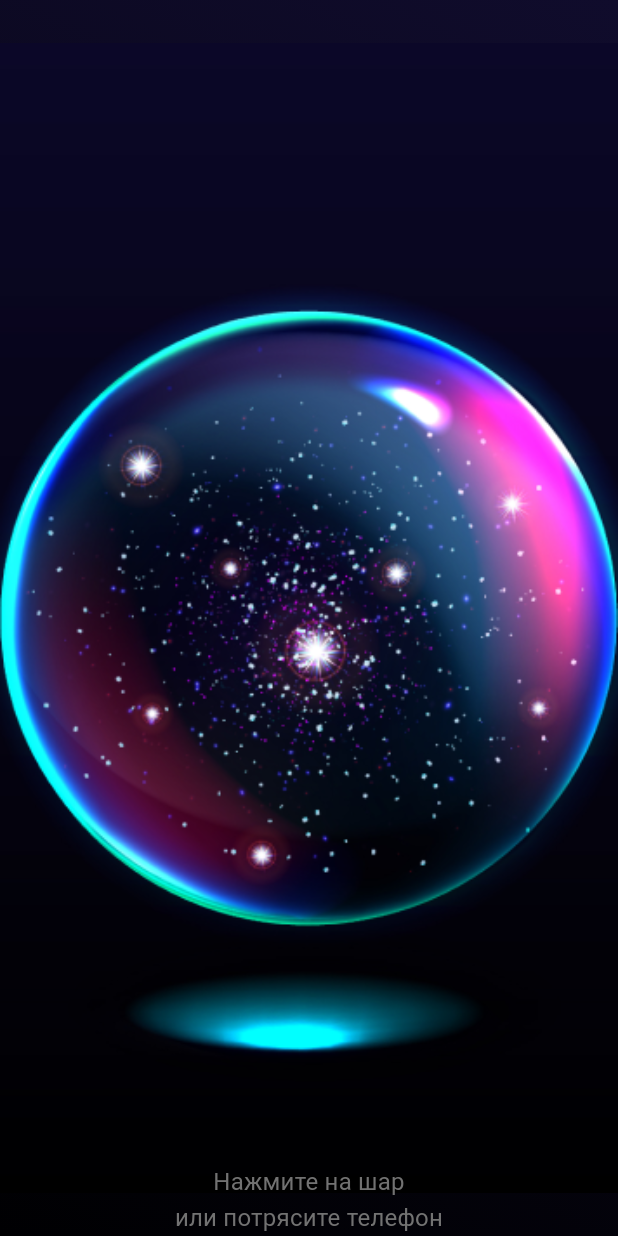
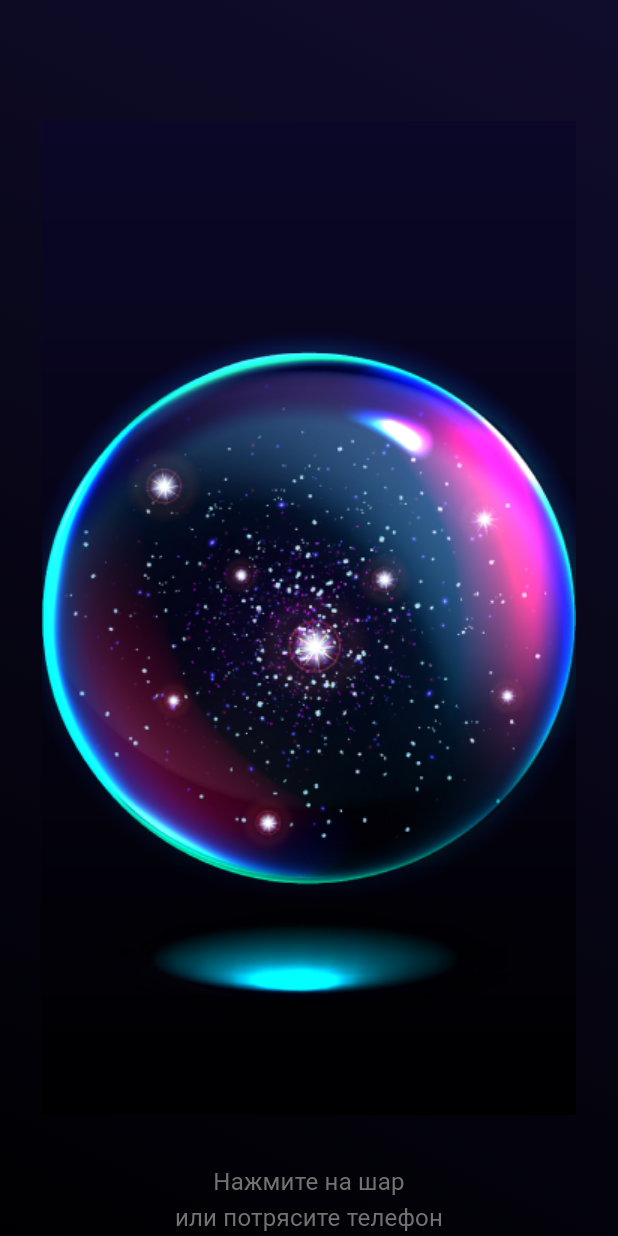
Before and after one commit to AlexeyKravtsov95/MagicBall, a Flutter app: the screen it shows after launch, on a phone screen of 412 x 824 dp. Run offline on Flutter 3.47's test engine with Material 3 defaults, Android fonts, the phone set to English and light mode, and no system bars; our stand-ins replace bloc, dio, flutter_bloc, get_it; missing offline and left inert: shake.

Commit message:
Добавлена корректная анимация

```diff
--- a/lib/presentation/ball_screen.dart
+++ b/lib/presentation/ball_screen.dart
@@ -1,8 +1,9 @@
 import 'package:flutter/material.dart';
 import 'package:magic_ball/cubit/ball_cubit.dart';
 import 'package:magic_ball/presentation/background_screen.dart';
+import 'package:magic_ball/utils/colors.dart';
+import 'package:magic_ball/utils/images.dart';
 import 'package:magic_ball/widget/ball_error.dart';
-import 'package:magic_ball/widget/ball_init.dart';
 import 'package:magic_ball/widget/ball_load.dart';
 import 'package:magic_ball/widget/ball_success.dart';
 import 'package:flutter_bloc/flutter_bloc.dart';
@@ -19,16 +20,18 @@ class _BallScreenState extends State<BallScreen> with TickerProviderStateMixin {
   late final AnimationController _initController;
   late final AnimationController _loaderController;
   late final AnimationController _successController;
+  late Animation<double> _ballAnimation;
   late ShakeDetector _shakeDetector;
+  bool _isAnimatingForward = true;
 
   @override
   void initState() {
     super.initState();
 
     _initController = AnimationController(
-      duration: const Duration(milliseconds: 800),
+      duration: const Duration(milliseconds: 300),
       vsync: this,
-    )..forward();
+    );
 
     _loaderController = AnimationController(
       duration: const Duration(seconds: 2),
@@ -38,6 +41,13 @@ class _BallScreenState extends State<BallScreen> with TickerProviderStateMixin {
     _successController = AnimationController(
         duration: const Duration(milliseconds: 300), vsync: this)
       ..forward();
+
+    _ballAnimation = Tween<double>(begin: 1.0, end: 2.7).animate(
+      CurvedAnimation(
+        parent: _initController,
+        curve: Curves.fastOutSlowIn,
+      ),
+    );
 
     _shakeDetector = ShakeDetector.waitForStart(onPhoneShake: () {
       context.read<BallCubit>().getPredictionText();
@@ -52,15 +62,60 @@ class _BallScreenState extends State<BallScreen> with TickerProviderStateMixin {
     super.dispose();
   }
 
+  void _onBallTapped() {
+    if (_isAnimatingForward) {
+      _initController.forward().then((_) {
+        context.read<BallCubit>().getPredictionText();
+        setState(() {
+          _isAnimatingForward = false;
+        });
+      });
+    } else {
+      _initController.reverse().then((_) {
+        setState(() {
+          _isAnimatingForward = true;
+        });
+      });
+    }
+  }
+
   @override
   Widget build(BuildContext context) {
-    return SafeArea(child: Scaffold(
-      body: BlocBuilder<BallCubit, BallState>(
-        builder: (context, state) {
+    return SafeArea(
+      child: Scaffold(
+          body: BlocBuilder<BallCubit, BallState>(builder: (context, state) {
         return BackgroundScreen(
             child: switch (state) {
-            BallInitial() => BallInitWidget(
-                controller: _initController,
+          BallInitial() => Container(
+              decoration: const BoxDecoration(
+                gradient: LinearGradient(
+                  colors: [
+                    AppColors.colorBackground,
+                    AppColors.colorBackgroundSecond,
+                  ],
+                  begin: Alignment.topRight,
+                  end: Alignment.bottomLeft,
+                ),
+              ),
+              child: Stack(
+                alignment: Alignment.bottomCenter,
+                children: [
+                  Positioned.fill(
+                    child: GestureDetector(
+                      onTap: () => _onBallTapped(),
+                      child: ScaleTransition(
+                        scale: _ballAnimation,
+                        child: Image.asset(Images.backgroundImage),
+                      ),
+                    ),
+                  ),
+                  Text(
+                    'Нажмите на шар \nили потрясите телефон',
+                    style: Theme.of(context).textTheme.titleMedium,
+                    textAlign: TextAlign.center,
+                  ),
+                ],
+              ),
             ),
           BallSuccess() => BallSuccessWidget(
               controller: _successController, text: state.prediction.reading),
@@ -69,8 +124,7 @@ class _BallScreenState extends State<BallScreen> with TickerProviderStateMixin {
               child: BallLoaderWidget(controller: _loaderController),
             ),
         });
-        },
-      ),
-    ));
+      })),
+    );
   }
 }
--- a/lib/utils/images.dart
+++ b/lib/utils/images.dart
@@ -2,4 +2,5 @@ abstract class Images {
   static String backgroundImage = 'assets/images/background.png';
   static String successImage = 'assets/images/success.png';
   static String loaderImage = 'assets/images/loader.png';
+  static String ballImage = 'assets/images/ball.png';
 }
--- a/lib/widget/ball_init.dart
+++ /dev/null
@@ -1,61 +0,0 @@
-import 'package:flutter/material.dart';
-import 'package:flutter_bloc/flutter_bloc.dart';
-import 'package:magic_ball/cubit/ball_cubit.dart';
-import 'package:magic_ball/utils/colors.dart';
-import 'package:magic_ball/utils/images.dart';
-
-class BallInitWidget extends StatelessWidget {
-  final AnimationController controller;
-
-  const BallInitWidget({super.key, required this.controller});
-
-  @override
-  Widget build(BuildContext context) {
-    final animation = CurvedAnimation(
-      parent: controller,
-      curve: Curves.easeInOut,
-    );
-
-    return Container(
-      decoration: const BoxDecoration(
-        gradient: LinearGradient(
-          colors: [
-            AppColors.colorBackground,
-            AppColors.colorBackgroundSecond,
-          ],
-          begin: Alignment.topRight,
-          end: Alignment.bottomLeft,
-        ),
-      ),
-      child: Stack(
-        alignment: Alignment.bottomCenter,
-        children: [
-          Positioned.fill(
-            child: ScaleTransition(
-              scale: animation,
-              child: InkWell(
-                child: Image.asset(
-                  Images.backgroundImage,
-                  fit: BoxFit.fitWidth,
-                ),
-                onTap: () async {
-                  controller.addStatusListener((status) async {
-                    if (status == AnimationStatus.dismissed) {
-                      context.read<BallCubit>().getPredictionText();
-                    }
-                  });
-                  controller.reverse();
-                },
-              ),
-            ),
-          ),
-          Text(
-            'Нажмите на шар \nили потрясите телефон',
-            style: Theme.of(context).textTheme.titleMedium,
-            textAlign: TextAlign.center,
-          ),
-        ],
-      ),
-    );
-  }
-}
```
Lines whose indentation alone changed are shown as unchanged.
